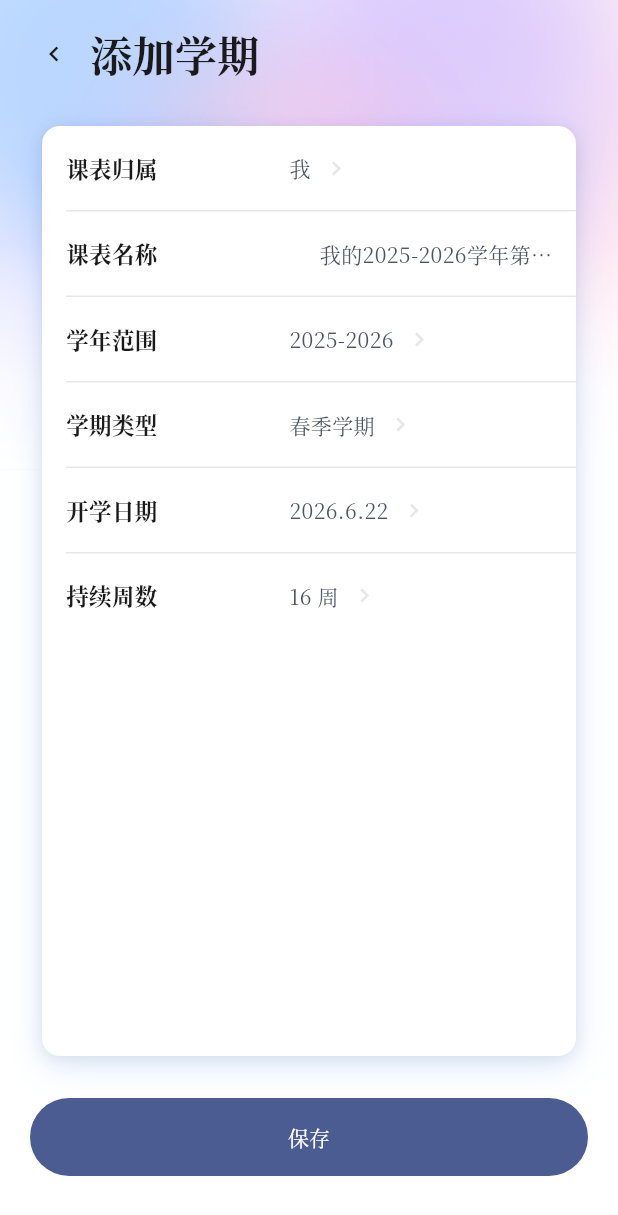
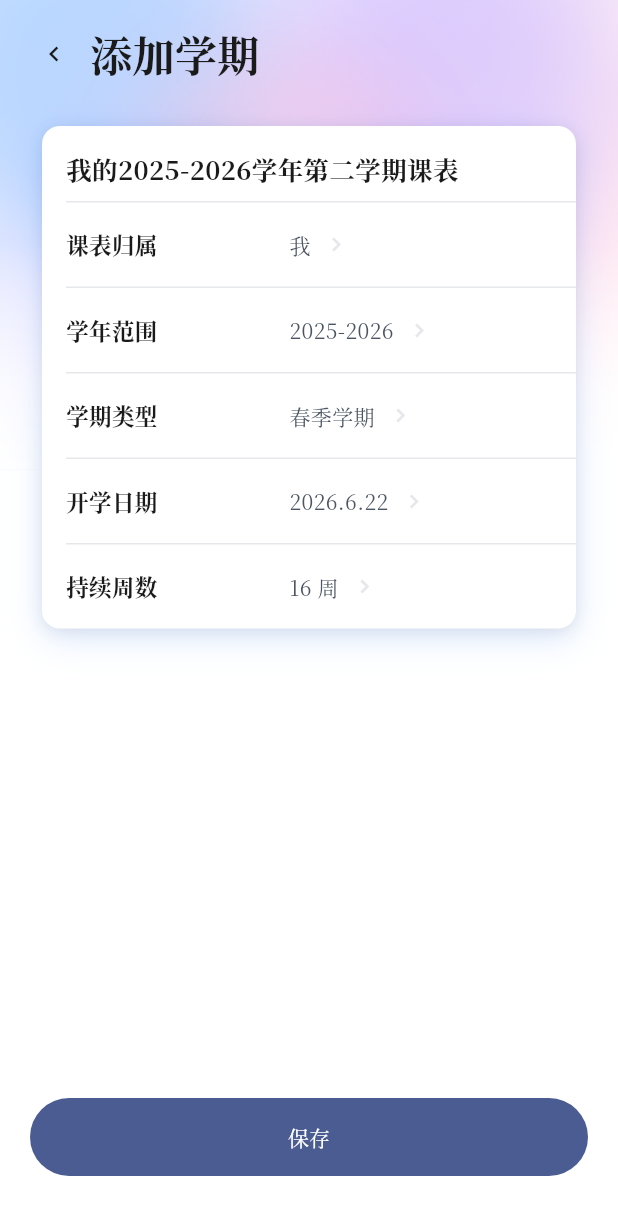
Before and after one commit to cloudymount789/NJU-Timenote, a Flutter app: the SemesterDetailPage screen opened by its route, on a phone screen of 412 x 824 dp. Shown: the top 1215 px of the screen. Run offline on Flutter 3.47's test engine with Material 3 defaults, Android fonts, the phone set to English and light mode, and no system bars; our stand-ins replace shared_preferences; accounts and stored records are empty; Roboto replaces fonts that are missing (Source Han Serif SC).

Commit message:
fix semester timetable overlap and overflow

```diff
--- a/frontend/lib/features/settings/semester_pages.dart
+++ b/frontend/lib/features/settings/semester_pages.dart
@@ -386,18 +386,37 @@ class _SemesterDetailPageState extends State<SemesterDetailPage> {
                   ? const Center(child: CircularProgressIndicator())
                   : _error != null
                   ? Center(child: Text(_error!))
-                  : AppCard(
+                  : SingleChildScrollView(
+                      child: AppCard(
                         radius: 12,
                         padding: EdgeInsets.zero,
                         child: Column(
+                          crossAxisAlignment: CrossAxisAlignment.start,
                           children: [
+                            Padding(
+                              padding: const EdgeInsets.fromLTRB(
+                                16,
+                                16,
+                                16,
+                                10,
+                              ),
+                              child: Text(
+                                _generatedName,
+                                maxLines: 2,
+                                overflow: TextOverflow.ellipsis,
+                                style: const TextStyle(
+                                  color: AppColors.ink,
+                                  fontSize: 17,
+                                  fontWeight: FontWeight.w700,
+                                ),
+                              ),
+                            ),
+                            const _Divider(),
                             _DetailRow(
                               title: '课表归属',
                               value: _owner,
                               onTap: _editOwner,
                             ),
-                          const _Divider(),
-                          _InfoRow(title: '课表名称', value: _generatedName),
                             const _Divider(),
                             _DetailRow(
                               title: '学年范围',
@@ -423,6 +442,7 @@ class _SemesterDetailPageState extends State<SemesterDetailPage> {
                               onTap: _editWeekCount,
                             ),
                           ],
+                        ),
                       ),
                     ),
             ),
@@ -555,46 +575,6 @@ class _DetailRow extends StatelessWidget {
   }
 }
 
-class _InfoRow extends StatelessWidget {
-  const _InfoRow({required this.title, required this.value});
-
-  final String title;
-  final String value;
-
-  @override
-  Widget build(BuildContext context) {
-    return SizedBox(
-      height: 56,
-      child: Padding(
-        padding: const EdgeInsets.symmetric(horizontal: 16),
-        child: Row(
-          children: [
-            Expanded(
-              child: Text(
-                title,
-                style: const TextStyle(
-                  color: AppColors.ink,
-                  fontSize: 15,
-                  fontWeight: FontWeight.w600,
-                ),
-              ),
-            ),
-            Flexible(
-              child: Text(
-                value,
-                maxLines: 1,
-                overflow: TextOverflow.ellipsis,
-                textAlign: TextAlign.right,
-                style: const TextStyle(color: AppColors.muted),
-              ),
-            ),
-          ],
-        ),
-      ),
-    );
-  }
-}
-
 class _OwnerDialog extends StatefulWidget {
   const _OwnerDialog({required this.initialOwner});
 
@@ -618,6 +598,7 @@ class _OwnerDialogState extends State<_OwnerDialog> {
   @override
   Widget build(BuildContext context) {
     return AlertDialog(
+      scrollable: true,
       title: const Text('课表归属'),
       content: TextField(
         controller: _controller,
```
Also changed, not shown: frontend/lib/data/sources/local/local_settings_source.dart (+0 -22 lines), frontend/lib/features/schedule/manual_course_page.dart (+25 -2 lines), 4 other files. Lines whose indentation alone changed are shown as unchanged.
